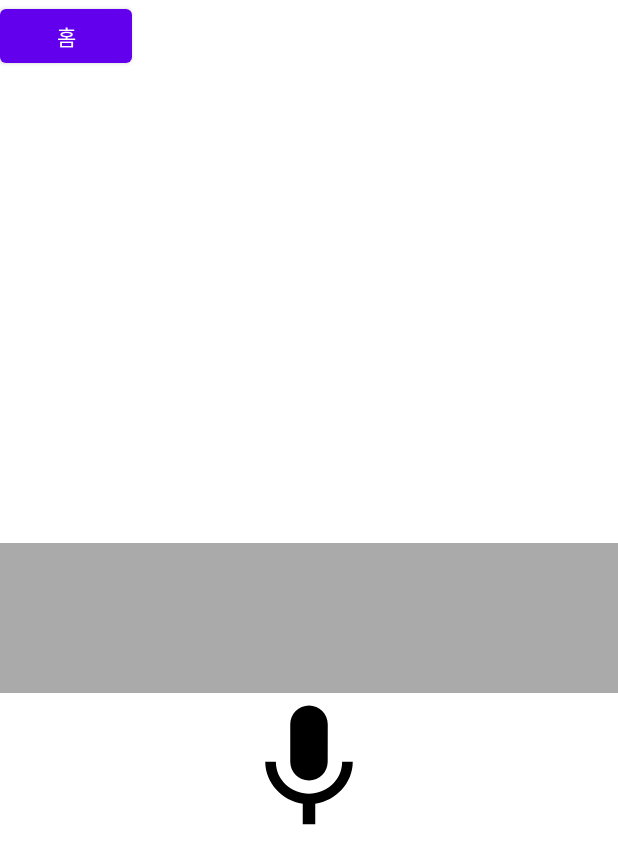
After one commit to moosimoosihan/EditText, an Android app: the layout activity_recognizerintent.xml on its own in the app's theme, with its tools: preview values and no code run, on a phone screen of 412 x 824 dp. The commit adds this screen. Shown: the top 864 px of the screen. Run offline under Robolectric (Android 15) with nearby library versions, the phone set to English and light mode, and no system bars.

Commit message:
Recognizerintent(error)

```diff
--- a/app/src/main/AndroidManifest.xml
+++ b/app/src/main/AndroidManifest.xml
@@ -16,6 +16,9 @@
         android:theme="@style/Theme.EditText"
         android:usesCleartextTraffic="true"
         tools:targetApi="31">
+        <activity
+            android:name=".Recognizerintent"
+            android:exported="false" />
         <activity
             android:name=".StopWatch"
             android:exported="false" />
--- /dev/null
+++ b/app/src/main/res/drawable-v24/ic_mic.xml
@@ -0,0 +1,5 @@
+<vector android:height="24dp" android:tint="#000000"
+    android:viewportHeight="24" android:viewportWidth="24"
+    android:width="24dp" xmlns:android="http://schemas.android.com/apk/res/android">
+    <path android:fillColor="@android:color/white" android:pathData="M12,14c1.66,0 2.99,-1.34 2.99,-3L15,5c0,-1.66 -1.34,-3 -3,-3S9,3.34 9,5v6c0,1.66 1.34,3 3,3zM17.3,11c0,3 -2.54,5.1 -5.3,5.1S6.7,14 6.7,11L5,11c0,3.41 2.72,6.23 6,6.72L11,21h2v-3.28c3.28,-0.48 6,-3.3 6,-6.72h-1.7z"/>
+</vector>
--- a/app/src/main/res/layout/activity_main.xml
+++ b/app/src/main/res/layout/activity_main.xml
@@ -59,4 +59,10 @@
         android:layout_width="wrap_content"
         android:layout_height="wrap_content"
         android:text="스톱워치"/>
+
+    <Button
+        android:id="@+id/btn_move8"
+        android:layout_width="wrap_content"
+        android:layout_height="wrap_content"
+        android:text="음성 텍스트 변환"/>
 </LinearLayout>
--- /dev/null
+++ b/app/src/main/res/layout/activity_recognizerintent.xml
@@ -0,0 +1,31 @@
+<?xml version="1.0" encoding="utf-8"?>
+<RelativeLayout xmlns:android="http://schemas.android.com/apk/res/android"
+    xmlns:app="http://schemas.android.com/apk/res-auto"
+    xmlns:tools="http://schemas.android.com/tools"
+    android:layout_width="match_parent"
+    android:layout_height="match_parent"
+    tools:context=".Recognizerintent">
+
+    <TextView
+        android:id="@+id/result_text"
+        android:layout_width="match_parent"
+        android:layout_height="100dp"
+        android:layout_centerInParent="true"
+        android:background="@android:color/darker_gray"
+        android:textSize="25sp" />
+
+    <androidx.constraintlayout.utils.widget.ImageFilterView
+        android:id="@+id/speak_image"
+        android:layout_width="100dp"
+        android:layout_height="100dp"
+        android:layout_below="@+id/result_text"
+        android:layout_centerHorizontal="true"
+        android:src="@drawable/ic_mic" />
+
+    <Button
+        android:id="@+id/btn_home"
+        android:layout_width="wrap_content"
+        android:layout_height="wrap_content"
+        android:text="홈" />
+
+</RelativeLayout>
```
Also changed, not shown: app/src/main/java/com/example/edittext/MainActivity.java (+13 -0 lines), app/src/main/java/com/example/edittext/Recognizerintent.kt (added, +79 -0 lines).
